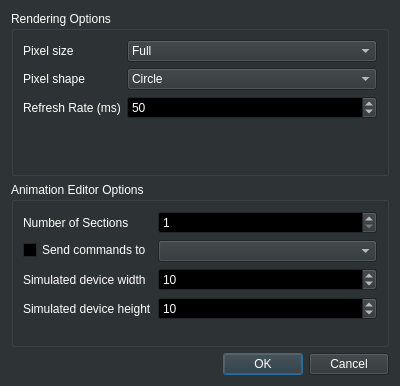
First picture: the form in src/window/settingsdialog.ui, repository 8bitbuddhist/PixelMaestro-Studio, before the edit.
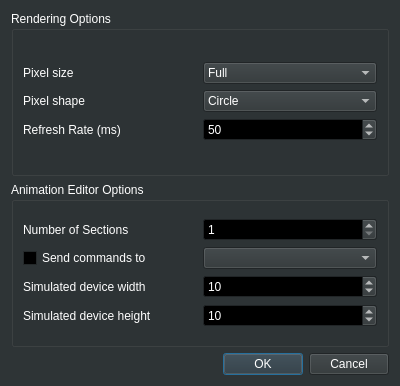
Second picture: the form after the edit.

The edit to the form file:
```diff
--- a/src/window/settingsdialog.ui
+++ b/src/window/settingsdialog.ui
@@ -449,7 +449,7 @@
      </property>
      <layout class="QGridLayout" name="gridLayout_2">
       <item row="2" column="0">
-       <layout class="QFormLayout" name="formLayout_3">
+       <layout class="QGridLayout" name="gridLayout_5">
         <item row="0" column="0">
          <widget class="QLabel" name="label">
           <property name="text">
@@ -491,7 +491,7 @@
         <item row="1" column="1">
          <widget class="QComboBox" name="pixelShapeComboBox">
           <property name="currentText">
-           <string>Square</string>
+           <string>Circle</string>
           </property>
           <item>
            <property name="text">
@@ -540,7 +540,27 @@
      </property>
      <layout class="QGridLayout" name="gridLayout_3">
       <item row="0" column="0">
-       <layout class="QFormLayout" name="animationEditorLayout">
+       <layout class="QGridLayout" name="gridLayout_4">
+        <item row="0" column="0">
+         <widget class="QLabel" name="label_4">
+          <property name="text">
+           <string>Number of Sections</string>
+          </property>
+         </widget>
+        </item>
+        <item row="0" column="1">
+         <widget class="QSpinBox" name="numSectionsSpinBox">
+          <property name="toolTip">
+           <string>Sets the number of Sections managed by the Maestro</string>
+          </property>
+          <property name="minimum">
+           <number>1</number>
+          </property>
+          <property name="maximum">
+           <number>255</number>
+          </property>
+         </widget>
+        </item>
         <item row="1" column="0">
          <widget class="QCheckBox" name="serialCheckBox">
           <property name="text">
@@ -549,7 +569,11 @@
          </widget>
         </item>
         <item row="1" column="1">
-         <widget class="QComboBox" name="serialPortComboBox"/>
+         <widget class="QComboBox" name="serialPortComboBox">
+          <property name="toolTip">
+           <string>Sets the device that will receive commands on each action</string>
+          </property>
+         </widget>
         </item>
         <item row="2" column="0">
          <widget class="QLabel" name="simulatedDeviceWidthLabel">
@@ -558,6 +582,22 @@
           </property>
          </widget>
         </item>
+        <item row="2" column="1">
+         <widget class="QSpinBox" name="simulatedWidthSpinBox">
+          <property name="toolTip">
+           <string>Sets the width of the simulated device's pixel grid</string>
+          </property>
+          <property name="minimum">
+           <number>1</number>
+          </property>
+          <property name="maximum">
+           <number>1000</number>
+          </property>
+          <property name="value">
+           <number>10</number>
+          </property>
+         </widget>
+        </item>
         <item row="3" column="0">
          <widget class="QLabel" name="simulatedDeviceHeightLabel">
           <property name="text">
@@ -565,19 +605,6 @@
           </property>
          </widget>
         </item>
-        <item row="2" column="1">
-         <widget class="QSpinBox" name="simulatedWidthSpinBox">
-          <property name="minimum">
-           <number>1</number>
-          </property>
-          <property name="maximum">
-           <number>1000</number>
-          </property>
-          <property name="value">
-           <number>10</number>
-          </property>
-         </widget>
-        </item>
         <item row="3" column="1">
          <widget class="QSpinBox" name="simulatedHeightSpinBox">
           <property name="minimum">
@@ -591,23 +618,6 @@
           </property>
          </widget>
         </item>
-        <item row="0" column="0">
-         <widget class="QLabel" name="label_4">
-          <property name="text">
-           <string>Number of Sections</string>
-          </property>
-         </widget>
-        </item>
-        <item row="0" column="1">
-         <widget class="QSpinBox" name="numSectionsSpinBox">
-          <property name="minimum">
-           <number>1</number>
-          </property>
-          <property name="maximum">
-           <number>255</number>
-          </property>
-         </widget>
-        </item>
        </layout>
       </item>
      </layout>
```
Left out of the diff: 15 changed lines with no effect on the pictures.
